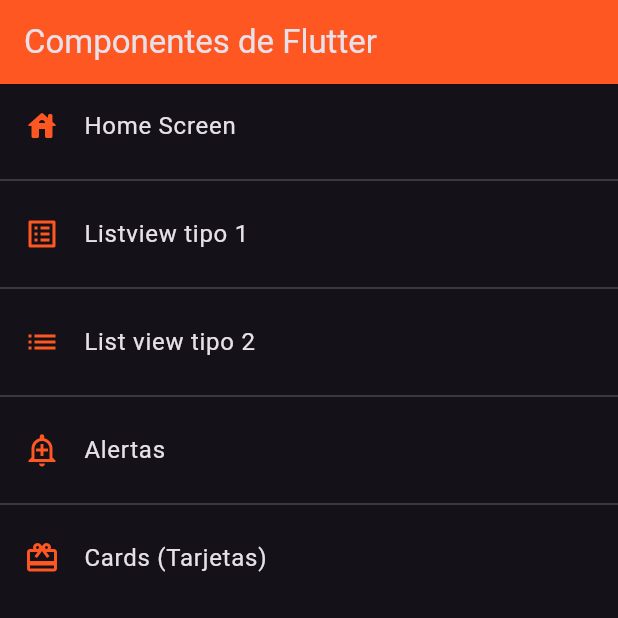
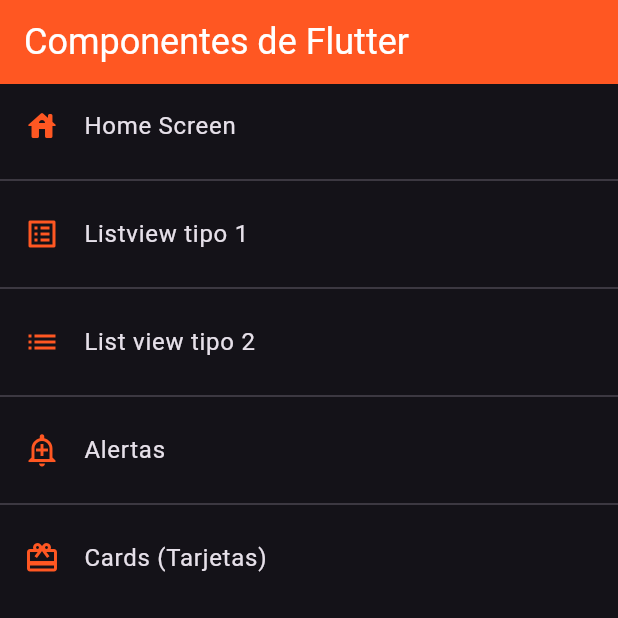
Before and after one commit to jeroen1010/fl_components, a Flutter app: the screen it shows after launch, on a phone screen of 412 x 824 dp, the top half of it. Run offline on Flutter 3.47's test engine with Material 3 defaults, Android fonts, the phone set to English and light mode, and no system bars.

Commit message:
Creo clase aparte para hacer lo del commit anterior pero de una manera mas ordenada y correcta

```diff
--- a/lib/main.dart
+++ b/lib/main.dart
@@ -1,5 +1,6 @@
 import 'package:fl_components/routes/app_routes.dart';
 import 'package:fl_components/screens/screens.dart';
+import 'package:fl_components/theme/app_theme.dart';
 import 'package:flutter/material.dart';
 
 void main() => runApp(const MyApp());
@@ -16,17 +17,7 @@ class MyApp extends StatelessWidget {
       initialRoute: AppRoutes.initialRoute,
       routes: AppRoutes.getAppRoutes(),
       onGenerateRoute: AppRoutes.onGenerateRoute,
-      theme: ThemeData.dark().copyWith(
-        //Color primario
-        primaryColor: Colors.deepOrange,
-        //Appbar theme
-        appBarTheme: AppBarTheme(
-          color: Colors.deepOrange,
-        ),
-        listTileTheme: ListTileThemeData(
-          iconColor: Colors.deepOrange,
-        )
-      ),
+      theme: AppTheme.darkTheme
     );
   }
 }
--- a/lib/theme/app_theme.dart
+++ b/lib/theme/app_theme.dart
@@ -0,0 +1,20 @@
+import 'package:flutter/material.dart';
+
+class AppTheme {
+  //Color primario
+  //
+  static const Color primary = Colors.deepOrange;
+
+  static final ThemeData darkTheme = ThemeData.dark().copyWith(
+        //Color primario
+        primaryColor: primary,
+        //Appbar theme
+        appBarTheme: const AppBarTheme(
+          color: primary,
+          titleTextStyle: TextStyle(color: Colors.white, fontSize: 24)
+        ),
+        listTileTheme: const ListTileThemeData(
+          iconColor: primary,
+        )
+  );
+}
```
